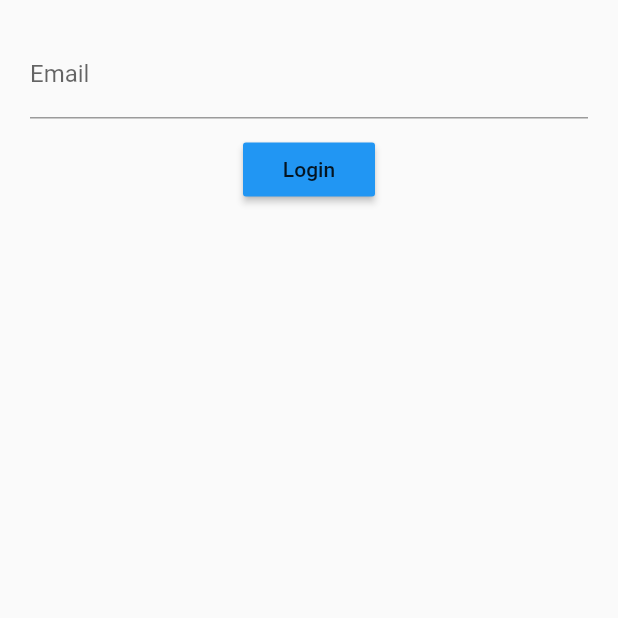
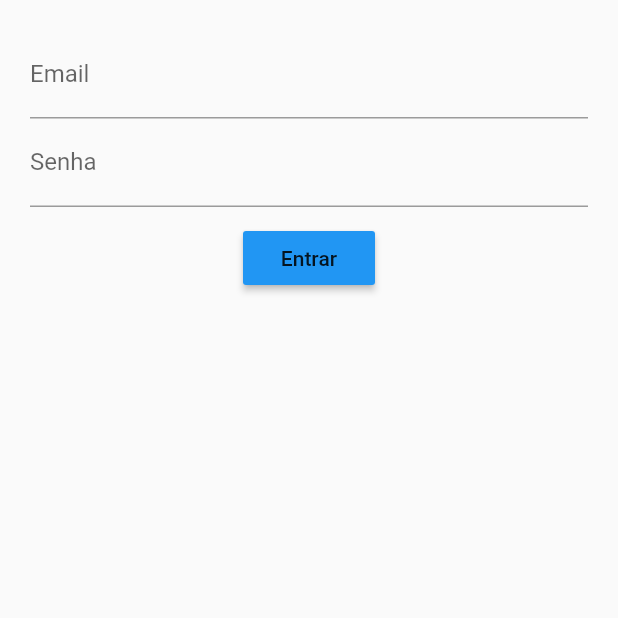
Before and after one commit to engapplabs/FlutterLoginWithBloc, a Flutter app: the screen it shows after launch, on a phone screen of 412 x 824 dp, the top half of it. Run offline on Flutter 3.47's test engine with Material 2 defaults, Android fonts, the phone set to English and light mode, and no system bars; our stand-ins replace rxdart.

Commit message:
login screen made with BLoC and RxDart working

```diff
--- a/lib/src/blocs/bloc.dart
+++ b/lib/src/blocs/bloc.dart
@@ -1,21 +1,37 @@
 import 'dart:async';
 import 'validator.dart';
+import 'package:rxdart/rxdart.dart';
 
-//Nossa classe BLOC para gerenciar os controladores
-class Bloc extends Validators {
-  final _email = StreamController<String>(); //Controlador de email
-  final _password = StreamController<String>(); //Controlador de senha
+// para adicionar uma validação à classe Bloc
+class Bloc extends Object with Validators {
+  // marcados como privado_ para só poderem acessar as funções definidas abaixo
+  final _email = BehaviorSubject<String>();
+  final _password = BehaviorSubject<String>();
 
-  //Adicionar uma mudança ao StreamController
+  // para eu não ter que sempre digitar bloc.emailController.sink.add()
+  // utilizo o get para substituir essa funcao por uma mais simples, para adicionar dados ao stream
   Function(String) get changeEmail => _email.sink.add;
   Function(String) get changePassword => _password.sink.add;
 
-  //Recuperar os dados da stream
+  // da mesma forma utilizo aqui para receber os dados do stream
   Stream<String> get email => _email.stream.transform(validateEmail);
   Stream<String> get password => _password.stream.transform(validatePassword);
+  Stream<bool> get submitValid =>
+      Observable.combineLatest2(email, password, (e, p) => true);
 
+  submit() {
+    final validEmail = _email.value;
+    final validPassword = _password.value;
+
+    print('Email é $validEmail e senha $validPassword');
+  }
+
+  // fará a limpeza de diferentes variáveis ou objetos que forem criados por nossa classe
   dispose() {
     _email.close();
     _password.close();
   }
 }
+
+// permite acessarmos o nosso bloco de qualquer lugar, para aplicativos pequenos
+// final bloc = Bloc();
--- a/lib/src/blocs/provider.dart
+++ b/lib/src/blocs/provider.dart
@@ -1,3 +1,4 @@
+import 'package:flutter/material.dart';
 import 'package:flutter/material.dart';
 import 'bloc.dart';
 
@@ -12,10 +13,8 @@ class Provider extends InheritedWidget {
   final bloc = Bloc();
 
   Provider({Key key, Widget child}) : super(key: key, child: child);
-  @override
-  bool updateShouldNotify(_) {
-    return true;
-  }
+
+  bool updateShouldNotify(_) => true;
 
   static Bloc of(BuildContext context) {
     return (context.inheritFromWidgetOfExactType(Provider) as Provider).bloc;
--- a/lib/src/blocs/validator.dart
+++ b/lib/src/blocs/validator.dart
@@ -4,18 +4,20 @@ class Validators {
   final validateEmail =
       StreamTransformer<String, String>.fromHandlers(handleData: (email, sink) {
     if (email.contains('@')) {
+      // Se houver, tudo bem continue
       sink.add(email);
     } else {
-      sink.addError('Enter a valid email');
+      sink.addError("Email inválido");
     }
   });
 
   final validatePassword = StreamTransformer<String, String>.fromHandlers(
       handleData: (password, sink) {
     if (password.length > 3) {
+      // Se houver, tudo bem continue
       sink.add(password);
     } else {
-      sink.addError('Password must be at least 4 characters');
+      sink.addError("Senha pequena");
     }
   });
 }
--- a/lib/src/screens/loginScreen/loginScreen.dart
+++ b/lib/src/screens/loginScreen/loginScreen.dart
@@ -8,52 +8,66 @@ class LoginScreen extends StatelessWidget {
     final bloc = Provider.of(context);
     return new Container(
       margin: new EdgeInsets.all(20.0),
-        child: new Column(children: [
+      child: new Column(
+        children: [
           emailField(bloc),
           passwordField(bloc),
           new SizedBox(height: 10.0),
-          submitButton(),
-        ]));
+          submitButton(bloc),
+        ],
+      ),
+    );
   }
 
   Widget emailField(Bloc bloc) {
-    return new StreamBuilder(
+    return StreamBuilder(
         stream: bloc.email,
         builder: (context, snapshot) {
-        return new TextField(
+          return TextField(
+            /*onChanged: (newValue){
+            bloc.changeEmail(newValue);
+          },*/
             onChanged: bloc.changeEmail,
             keyboardType: TextInputType.emailAddress,
-          decoration: new InputDecoration(
-            hintText: 'you@example.com',
+            decoration: InputDecoration(
+              hintText: 'you@email.com',
               labelText: 'Email',
-            errorText: snapshot.error,
-          ),
-        );
-      },
-    );
-  }
-
-  Widget passwordField(Bloc bloc) {
-    return new StreamBuilder(
-        stream: bloc.password,
-        builder: (context, snapshot) {
-          new TextField(
-            onChanged: bloc.changePassword,
-            obscureText: true,
-            decoration: new InputDecoration(
-              hintText: 'Password',
-              labelText: 'Password',
               errorText: snapshot.error,
             ),
           );
         });
   }
 
-  Widget submitButton() {
-    return new RaisedButton(
-      child: new Text('Login'),
+  Widget passwordField(Bloc bloc) {
+    return StreamBuilder(
+        stream: bloc.password,
+        builder: (context, snapshot) {
+          return TextField(
+            onChanged: bloc.changePassword,
+            obscureText: true,
+            decoration: InputDecoration(
+              hintText: 'Senha',
+              labelText: 'Senha',
+              errorText: snapshot.error,
+            ),
+          );
+        });
+  }
+
+  Widget submitButton(Bloc bloc) {
+    return StreamBuilder(
+      stream: bloc.submitValid,
+      builder: (context, snapshot) {
+        return RaisedButton(
+          child: Text('Entrar'),
           color: Colors.blue,
-      onPressed: () {},
+          onPressed: snapshot.hasError
+              ? null
+              : () {
+                  print("Oi");
+                },
+        );
+      },
     );
   }
 }
--- a/pubspec.yaml
+++ b/pubspec.yaml
@@ -8,6 +8,8 @@ dependencies:
   # The following adds the Cupertino Icons font to your application.
   # Use with the CupertinoIcons class for iOS style icons.
   cupertino_icons: ^0.1.2
+  rxdart: ^0.16.7
+  observable: ^0.22.1+4
 
 dev_dependencies:
   flutter_test:
```
Also changed, not shown: pubspec.lock. Lines whose indentation alone changed are shown as unchanged.
